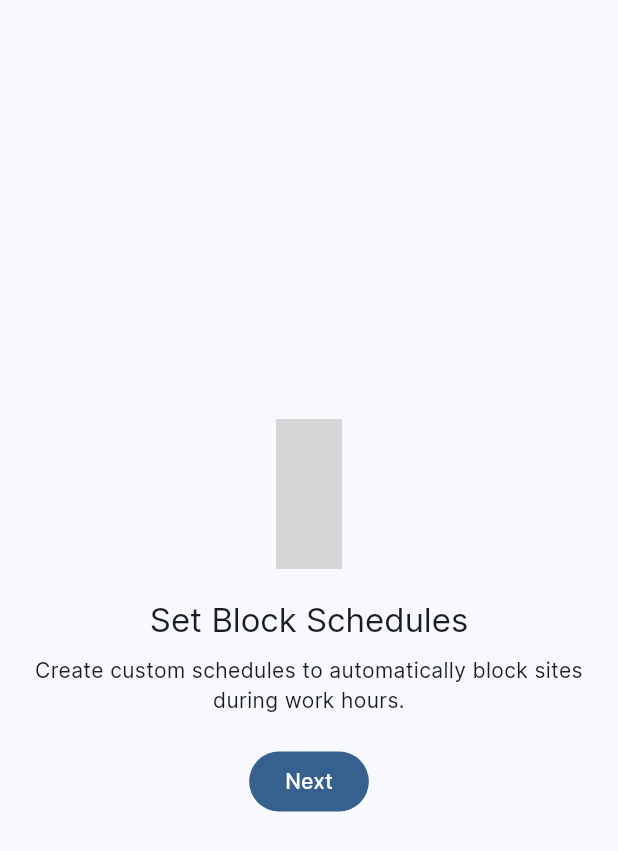
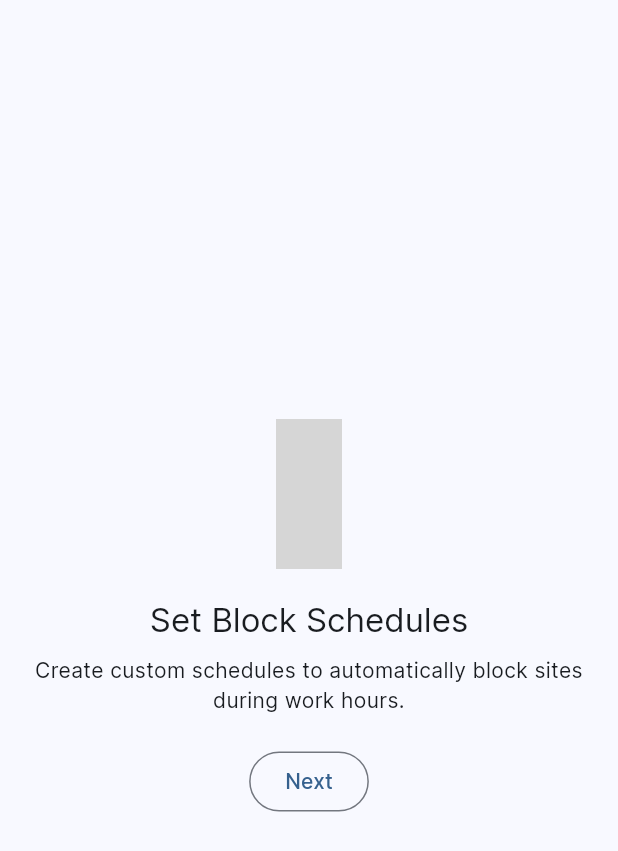
Before and after one commit to aymendn/website-blocker-desktop, a Flutter app: the screen it shows after launch, after a tap on "Next", on a phone screen of 412 x 824 dp. Shown: the top 851 px of the screen. Run offline on Flutter 3.47's test engine with Material 3 defaults, Android fonts, the phone set to English and light mode, and no system bars; our stand-ins replace equatable, flutter_animate, flutter_hooks, flutter_riverpod, flutter_screenutil, go_router and 3 more; missing offline and left inert: quick_log, window_manager, windows_single_instance; grey boxes are pictures that could not be loaded.

Commit message:
refactor: update button logic in OnboardingScreen for last page navigation

```diff
--- a/lib/features/onboarding/onboarding_screen.dart
+++ b/lib/features/onboarding/onboarding_screen.dart
@@ -54,14 +54,15 @@ class OnboardingScreen extends ConsumerWidget {
                   textAlign: TextAlign.center,
                 ),
                 const SizedBox(height: 20),
-                FilledButton(
-                  onPressed: () {
-                    notifier.nextPage();
-                  },
-                  child: Text(
-                    isLast ? 'Get Started' : 'Next',
-                  ),
-                ),
+                isLast
+                    ? FilledButton(
+                        onPressed: notifier.nextPage,
+                        child: Text('Get Started'),
+                      )
+                    : OutlinedButton(
+                        onPressed: notifier.nextPage,
+                        child: Text('Next'),
+                      ),
               ],
             ),
           ),
```
